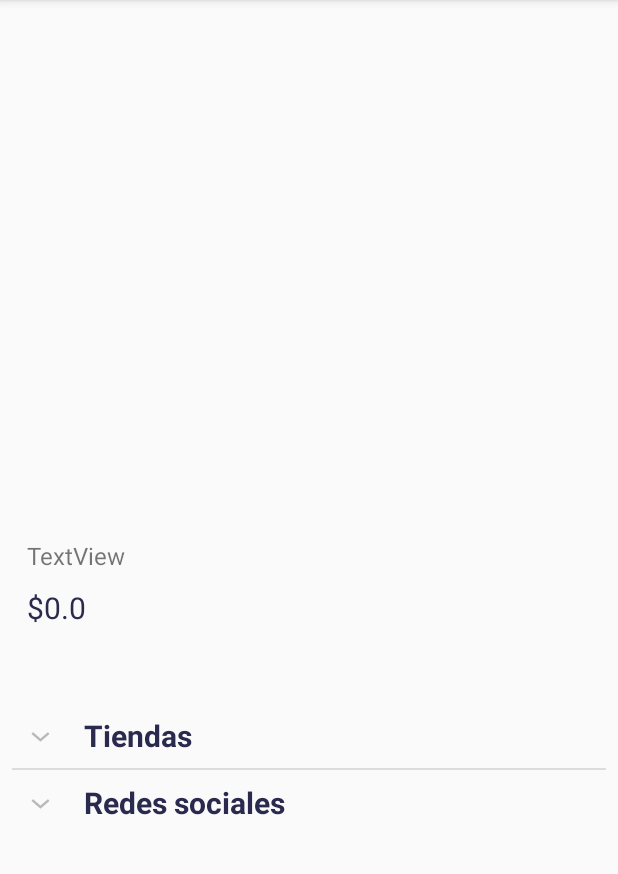
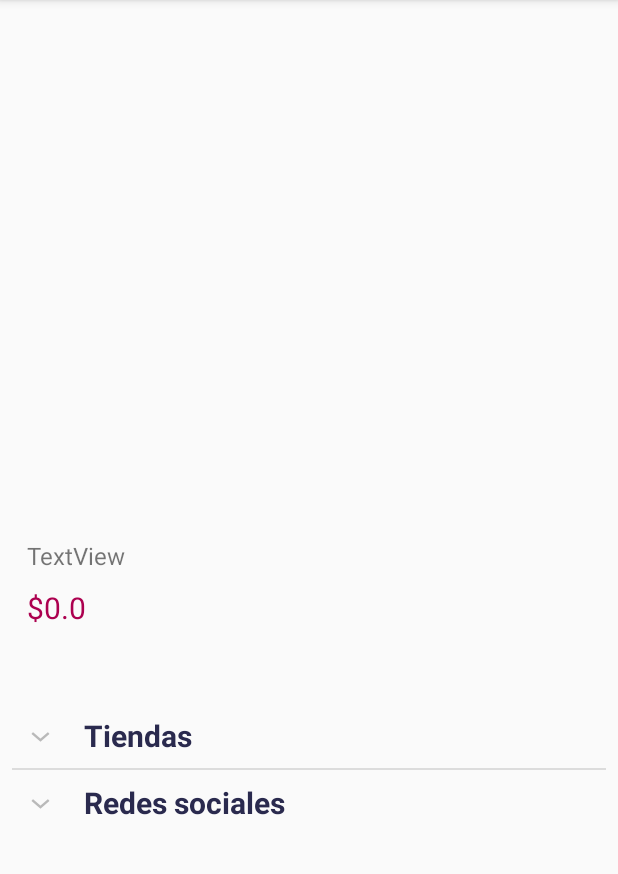
Before and after one commit to andsanav/Kuali, an Android app: the PantallaProducto screen opened directly, with no data from a screen before it, on a phone screen of 412 x 824 dp, the part 84-958 px from its top. Run offline under Robolectric (Android 15) with nearby library versions, the phone set to English and light mode, and no system bars; libraries missing offline, so code that uses them is left out: com.androidnetworking, com.androidnetworking.common, com.androidnetworking.error, com.androidnetworking.interfaces; 4 statements that could not run were skipped.

Commit message:
Cambios al Layout

```diff
--- a/app/src/main/res/layout/activity_pantalla_producto.xml
+++ b/app/src/main/res/layout/activity_pantalla_producto.xml
@@ -61,7 +61,7 @@
             android:paddingLeft="10dp"
             android:paddingTop="10dp"
             android:text="TextView"
-            android:textColor="@color/RosaMex"
+            android:textColor="@color/colorAccent"
             android:textSize="20sp" />
 
         <TextView
--- a/app/src/main/res/layout/category_card.xml
+++ b/app/src/main/res/layout/category_card.xml
@@ -11,7 +11,7 @@
         android:layout_gravity="center"
         android:layout_margin="@dimen/card_margin"
         android:elevation="3dp"
-        card_view:cardCornerRadius="@dimen/card_album_radius">
+        card_view:cardCornerRadius="@dimen/card_cat_radius">
 
         <LinearLayout
             android:layout_width="match_parent"
--- a/app/src/main/res/values/colors.xml
+++ b/app/src/main/res/values/colors.xml
@@ -2,7 +2,7 @@
 <resources>
     <color name="colorPrimary">#3f51b5</color>
     <color name="colorPrimaryDark">#303F9F</color>
-    <color name="colorAccent">#ff4081</color>
+    <color name="colorAccent">#ac004f</color>
     <color name="RosaMex">#2a2a4e</color>
     <color name="colorprincipal">#2a2a4e</color>
     <color name="naranjakuali">#ff8226</color>
--- a/app/src/main/res/values/dimens.xml
+++ b/app/src/main/res/values/dimens.xml
@@ -12,7 +12,8 @@
     <dimen name="backdrop_title">30dp</dimen>
     <dimen name="backdrop_subtitle">18dp</dimen>
     <dimen name="card_margin">5dp</dimen>
-    <dimen name="card_album_radius">15dp</dimen>
+    <dimen name="card_album_radius">0dp</dimen>
+    <dimen name="card_cat_radius">15dp</dimen>
     <dimen name="thumbnail_height">140dp</dimen>
     <dimen name="nom_producto_padding">10dp</dimen>
     <dimen name="nom_producto">15dp</dimen>
```
Also changed, not shown: app/src/main/res/layout/activity_tab_main.xml (+12 -3 lines).
